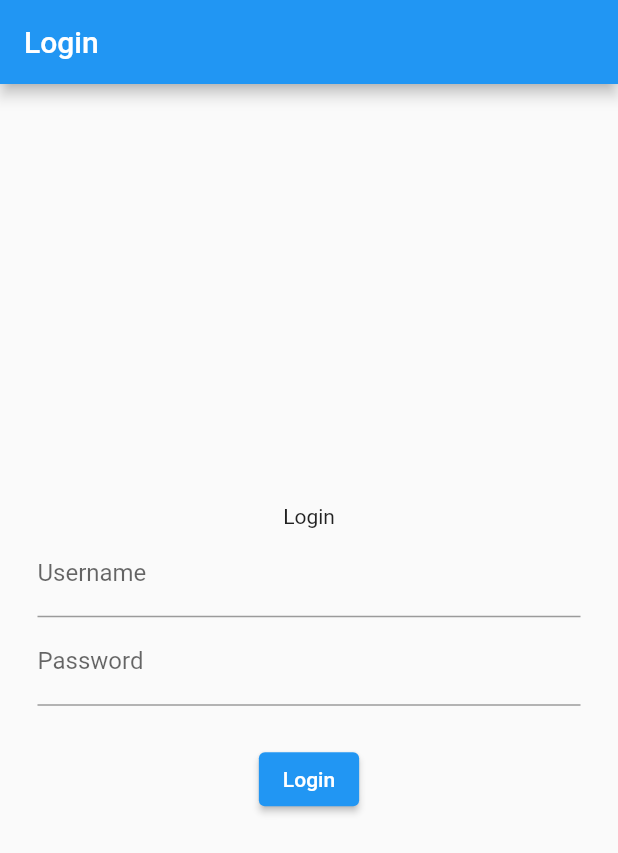
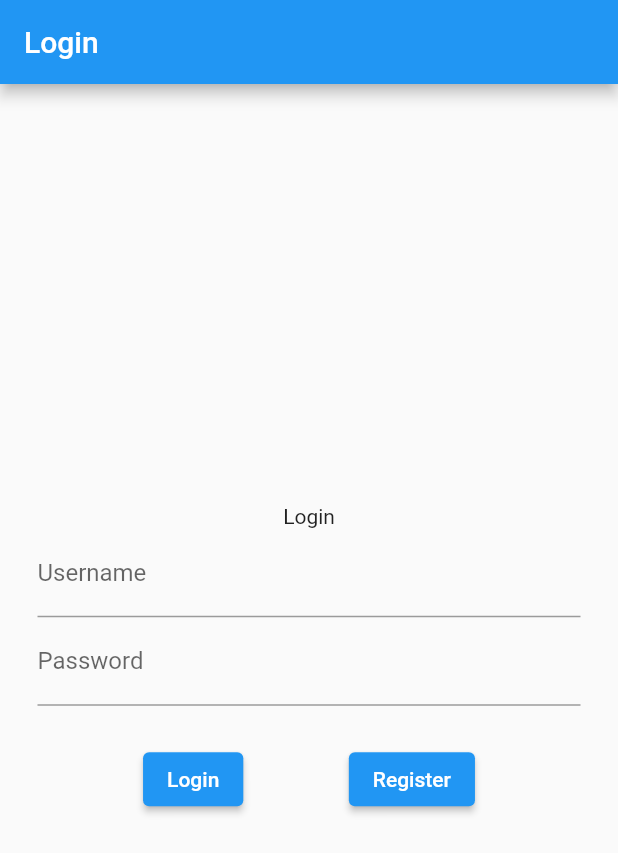
Before and after one commit to manuelduarte077/flutter_hive_db, a Flutter app: the screen it shows after launch, after a tap on "Login", on a phone screen of 412 x 824 dp. Shown: the top 853 px of the screen. Run offline on Flutter 3.47's test engine with Material 2 defaults, Android fonts, the phone set to English and light mode, and no system bars; our stand-ins replace bloc, equatable, flutter_bloc, hive, hive_flutter; accounts and stored records are empty.

Commit message:
refactor code

```diff
--- a/lib/blocs/home/home_bloc.dart
+++ b/lib/blocs/home/home_bloc.dart
@@ -12,8 +12,6 @@ class HomeBloc extends Bloc<HomeEvent, HomeState> {
   HomeBloc(this._authenticationService, this._todoService)
       : super(RegisteringServicesState()) {
     on<LoginEvent>((event, emitter) async {
-      print('LoginEvent $event');
-
       final user = await _authenticationService.authenticateUser(
           event.userName, event.password);
 
--- a/lib/models/models.dart
+++ b/lib/models/models.dart
@@ -1,2 +1,2 @@
-export 'package:flutter_hive_db/models/task.dart';
-export 'package:flutter_hive_db/models/user.dart';
+export 'package:flutter_hive_db/models/task/task.dart';
+export 'package:flutter_hive_db/models/user/user.dart';
--- a/lib/screens/login/login_screen.dart
+++ b/lib/screens/login/login_screen.dart
@@ -1,7 +1,7 @@
 import 'package:flutter/material.dart';
 import 'package:flutter_bloc/flutter_bloc.dart';
 import 'package:flutter_hive_db/blocs/blocs.dart';
-import 'package:flutter_hive_db/services/authentication.dart';
+import 'package:flutter_hive_db/screens/screens.dart';
 import 'package:flutter_hive_db/services/services.dart';
 
 class LoginScreen extends StatelessWidget {
@@ -33,7 +33,16 @@ class LoginScreen extends StatelessWidget {
         )..add(RegisterServicesEvent()),
         child: Padding(
           padding: const EdgeInsets.symmetric(horizontal: 25),
-          child: BlocBuilder<HomeBloc, HomeState>(
+          child: BlocConsumer<HomeBloc, HomeState>(
+            listener: (context, state) {
+              if (state is SuccessFullLoginState) {
+                Navigator.of(context).push(
+                  MaterialPageRoute(
+                    builder: (context) => TodosScreen(userName: state.userName),
+                  ),
+                );
+              }
+            },
             builder: (context, state) {
               if (state is HomeInitial) {
                 return Column(
@@ -50,10 +59,18 @@ class LoginScreen extends StatelessWidget {
                       controller: passwordField,
                     ),
                     const SizedBox(height: 25),
-                    ElevatedButton(
-                      onPressed: () => BlocProvider.of<HomeBloc>(context).add(
-                          LoginEvent(userNameField.text, passwordField.text)),
-                      child: const Text('Login'),
+                    Row(
+                      mainAxisAlignment: MainAxisAlignment.spaceEvenly,
+                      children: [
+                        ElevatedButton(
+                          onPressed: () => BlocProvider.of<HomeBloc>(context)
+                              .add(LoginEvent(
+                                  userNameField.text, passwordField.text)),
+                          child: const Text('Login'),
+                        ),
+                        ElevatedButton(
+                            onPressed: () {}, child: const Text('Register')),
+                      ],
                     ),
                   ],
                 );
--- a/lib/screens/todos/todos_screen.dart
+++ b/lib/screens/todos/todos_screen.dart
@@ -4,18 +4,18 @@ import 'package:flutter_hive_db/blocs/blocs.dart';
 import 'package:flutter_hive_db/services/services.dart';
 
 class TodosScreen extends StatelessWidget {
-  final String userName;
+  final String? userName;
 
   const TodosScreen({
     Key? key,
-    required this.userName,
+    this.userName,
   }) : super(key: key);
 
   static const String routeName = '/todos';
 
   static Route route() {
     return MaterialPageRoute(
-      builder: (_) => const TodosScreen(userName: ''),
+      builder: (_) => const TodosScreen(),
       settings: const RouteSettings(name: routeName),
     );
   }
@@ -29,7 +29,7 @@ class TodosScreen extends StatelessWidget {
       body: BlocProvider(
         create: (context) =>
             TodosBloc(RepositoryProvider.of<TodoService>(context))
-              ..add(LoadTodosEvent(userName)),
+              ..add(LoadTodosEvent(userName!)),
         child: BlocBuilder<TodosBloc, TodosState>(
           builder: (context, state) {
             if (state is TodosLoadedState) {
```
Also changed, not shown: lib/models/task/task.dart (renamed from lib/models/task.dart), lib/models/task/task.g.dart (renamed from lib/models/task.g.dart), lib/models/user/user.dart (renamed from lib/models/user.dart), lib/models/user/user.g.dart (renamed from lib/models/user.g.dart).
